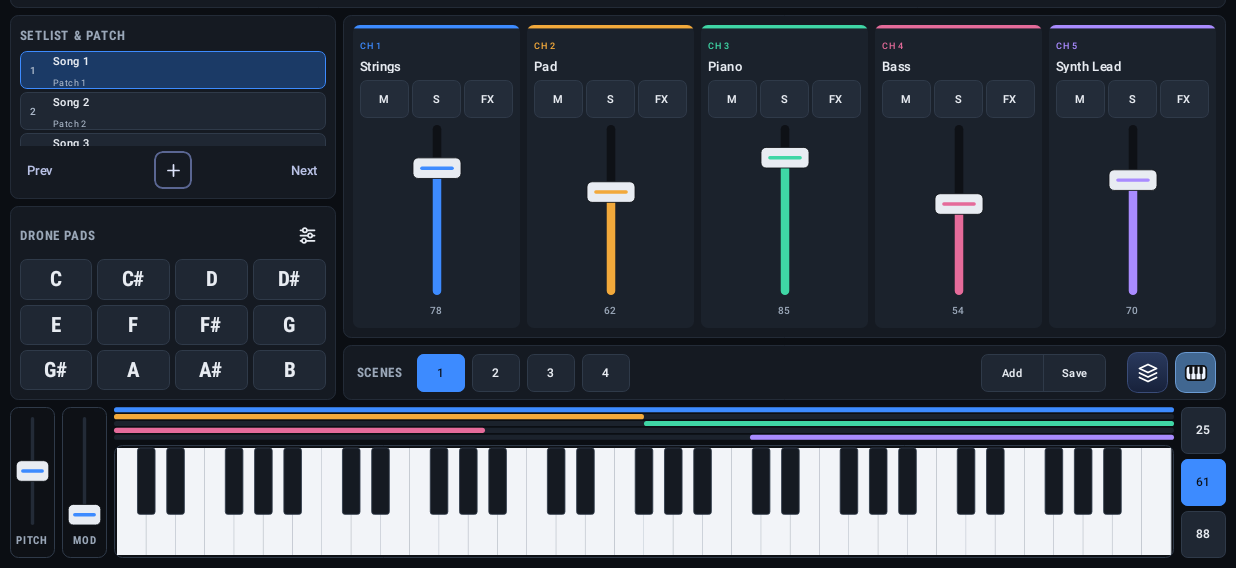
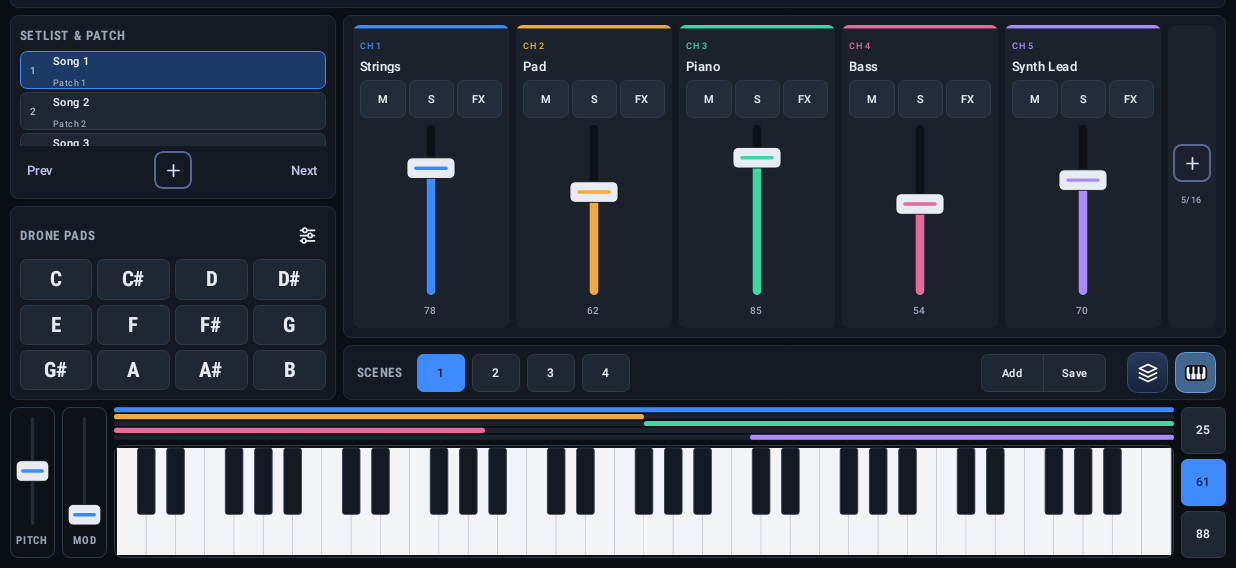
Before and after one commit to manoseric22-star/PadKeys, an Android app built with Jetpack Compose: the screen it shows after launch (MainActivity), on a phone screen of 824 x 412 dp (held sideways), the part 50-618 px from its top. Run offline under Robolectric (Android 15) with nearby library versions, the phone set to English and light mode, and no system bars.

Commit message:
Update Screen.kt

```diff
--- a/app/src/main/java/com/padkeys/app/Screen.kt
+++ b/app/src/main/java/com/padkeys/app/Screen.kt
@@ -6,6 +6,7 @@ import androidx.compose.foundation.border
 import androidx.compose.foundation.clickable
 import androidx.compose.foundation.layout.Arrangement
 import androidx.compose.foundation.layout.Box
+import androidx.compose.foundation.layout.BoxWithConstraints
 import androidx.compose.foundation.layout.Column
 import androidx.compose.foundation.layout.Row
 import androidx.compose.foundation.layout.Spacer
@@ -17,6 +18,7 @@ import androidx.compose.foundation.layout.padding
 import androidx.compose.foundation.layout.size
 import androidx.compose.foundation.layout.width
 import androidx.compose.foundation.lazy.LazyColumn
+import androidx.compose.foundation.lazy.LazyRow
 import androidx.compose.foundation.lazy.itemsIndexed
 import androidx.compose.foundation.lazy.rememberLazyListState
 import androidx.compose.foundation.shape.RoundedCornerShape
@@ -25,6 +27,7 @@ import androidx.compose.runtime.Composable
 import androidx.compose.runtime.LaunchedEffect
 import androidx.compose.ui.Alignment
 import androidx.compose.ui.Modifier
+import androidx.compose.ui.draw.alpha
 import androidx.compose.ui.draw.clip
 import androidx.compose.ui.draw.drawBehind
 import androidx.compose.ui.geometry.CornerRadius
@@ -34,7 +37,6 @@ import androidx.compose.ui.graphics.Brush
 import androidx.compose.ui.graphics.Color
 import androidx.compose.ui.semantics.Role
 import androidx.compose.ui.text.font.FontWeight
-import androidx.compose.ui.unit.Dp
 import androidx.compose.ui.unit.dp
 import androidx.compose.ui.unit.sp
 import kotlin.math.roundToInt
@@ -70,7 +72,10 @@ fun PadKeysScreen(state: PadKeysState) {
             }
         }
 
-        BottomSection(state, Modifier.fillMaxWidth().height(176.dp))
+        // Kapag naka-hide ang keyboard, lumalaki ang ibang panels para punuin ang espasyo.
+        if (state.keyboardVisible) {
+            BottomSection(state, Modifier.fillMaxWidth().height(176.dp))
+        }
     }
 }
 
@@ -274,15 +279,68 @@ fun DronePanel(state: PadKeysState, modifier: Modifier) {
 
 @Composable
 fun ChannelsPanel(state: PadKeysState, modifier: Modifier) {
+    val listState = rememberLazyListState()
+    val count = state.channels.size
+
+    // Kapag may idinagdag na channel (lampas 5), mag-slide papunta sa bago.
+    LaunchedEffect(count) {
+        if (count > 5) listState.animateScrollToItem(count - 1)
+    }
+
     Panel(modifier) {
-        Row(
-            Modifier.fillMaxSize().padding(12.dp),
-            horizontalArrangement = Arrangement.spacedBy(8.dp),
-        ) {
-            state.channels.forEach { ch ->
-                ChannelStrip(ch, Modifier.weight(1f).fillMaxHeight())
+        BoxWithConstraints(Modifier.fillMaxSize().padding(12.dp)) {
+            // 5 channel ang kasya sa screen; ang sobra ay i-swipe pakaliwa/pakanan.
+            // 56dp = Add tile, 8dp = pagitan, 32dp = 4 pagitan ng 5 strips
+            val stripWidth = (maxWidth - 96.dp) / 5
+
+            Row(
+                Modifier.fillMaxSize(),
+                horizontalArrangement = Arrangement.spacedBy(8.dp),
+            ) {
+                LazyRow(
+                    Modifier.weight(1f).fillMaxHeight(),
+                    state = listState,
+                    horizontalArrangement = Arrangement.spacedBy(8.dp),
+                ) {
+                    itemsIndexed(state.channels, key = { _, ch -> ch.number }) { _, ch ->
+                        ChannelStrip(ch, Modifier.width(stripWidth).fillMaxHeight())
+                    }
+                }
+                AddChannelTile(count, Modifier.width(56.dp).fillMaxHeight()) { state.addChannel() }
             }
         }
+    }
+}
+
+@Composable
+private fun AddChannelTile(count: Int, modifier: Modifier, onClick: () -> Unit) {
+    val full = count >= MAX_CHANNELS
+    val shape = RoundedCornerShape(8.dp)
+    Column(
+        modifier
+            .alpha(if (full) 0.4f else 1f)
+            .clip(shape)
+            .background(C.Strip)
+            .clickable(enabled = !full, role = Role.Button, onClick = onClick),
+        horizontalAlignment = Alignment.CenterHorizontally,
+        verticalArrangement = Arrangement.Center,
+    ) {
+        val plusShape = RoundedCornerShape(10.dp)
+        Box(
+            Modifier
+                .size(44.dp)
+                .border(2.dp, Color(0xFF5A6692), plusShape),
+            contentAlignment = Alignment.Center,
+        ) {
+            PlusIcon(Modifier.size(22.dp), Color(0xFFDDE3FA))
+        }
+        Spacer(Modifier.height(8.dp))
+        Text(
+            "$count/$MAX_CHANNELS",
+            color = C.Muted,
+            fontSize = 11.sp,
+            fontWeight = FontWeight.SemiBold,
+        )
     }
 }
 
@@ -305,7 +363,11 @@ fun ChannelStrip(ch: ChannelState, modifier: Modifier) {
                 fontWeight = FontWeight.SemiBold,
                 letterSpacing = 0.9.sp,
             )
-            Text(ch.name, color = C.Text, fontSize = 15.sp, fontWeight = FontWeight.SemiBold)
+            if (ch.name.isEmpty()) {
+                Text("Empty", color = C.Muted, fontSize = 15.sp, fontWeight = FontWeight.Medium)
+            } else {
+                Text(ch.name, color = C.Text, fontSize = 15.sp, fontWeight = FontWeight.SemiBold)
+            }
         }
 
         Row(Modifier.fillMaxWidth(), horizontalArrangement = Arrangement.spacedBy(4.dp)) {
@@ -389,17 +451,18 @@ fun ScenesBar(state: PadKeysState, modifier: Modifier) {
                 LayersIcon(Modifier.size(28.dp), Color.White)
             }
 
-            // Keyboard
+            // Keyboard: i-tap para itago o ipakita ang virtual keys, layer strips, Pitch, Mod at 88/61/25
+            val kbVisible = state.keyboardVisible
             Box(
                 Modifier
                     .size(48.dp)
                     .clip(big)
-                    .background(Color(0x806EB4FF))
-                    .border(1.dp, Color(0x9987BEFF), big)
-                    .clickable(role = Role.Button) { /* TODO: keyboard settings */ },
+                    .background(if (kbVisible) Color(0x806EB4FF) else Color(0x1F6EB4FF))
+                    .border(1.dp, if (kbVisible) Color(0x9987BEFF) else Color(0x4D87BEFF), big)
+                    .clickable(role = Role.Button) { state.keyboardVisible = !state.keyboardVisible },
                 contentAlignment = Alignment.Center,
             ) {
-                PianoIcon(Modifier.size(30.dp))
+                PianoIcon(Modifier.size(30.dp).alpha(if (kbVisible) 1f else 0.45f))
             }
         }
     }
@@ -498,9 +561,11 @@ private fun Wheel(
 @Composable
 private fun LayerBars(state: PadKeysState, modifier: Modifier) {
     Canvas(modifier) {
-        val barH = 6.dp.toPx()
-        val gap = 2.dp.toPx()
-        val total = state.channels.size * barH + (state.channels.size - 1) * gap
+        val n = state.channels.size
+        // Kapag marami ang channel, numinipis ang bawat guhit para kumasya sa taas.
+        val gap = if (n > 5) 1.dp.toPx() else 2.dp.toPx()
+        val barH = ((size.height - (n - 1) * gap) / n).coerceIn(1.dp.toPx(), 6.dp.toPx())
+        val total = n * barH + (n - 1) * gap
         val top = (size.height - total) / 2f
         state.channels.forEachIndexed { i, ch ->
             val y = top + i * (barH + gap)
```
